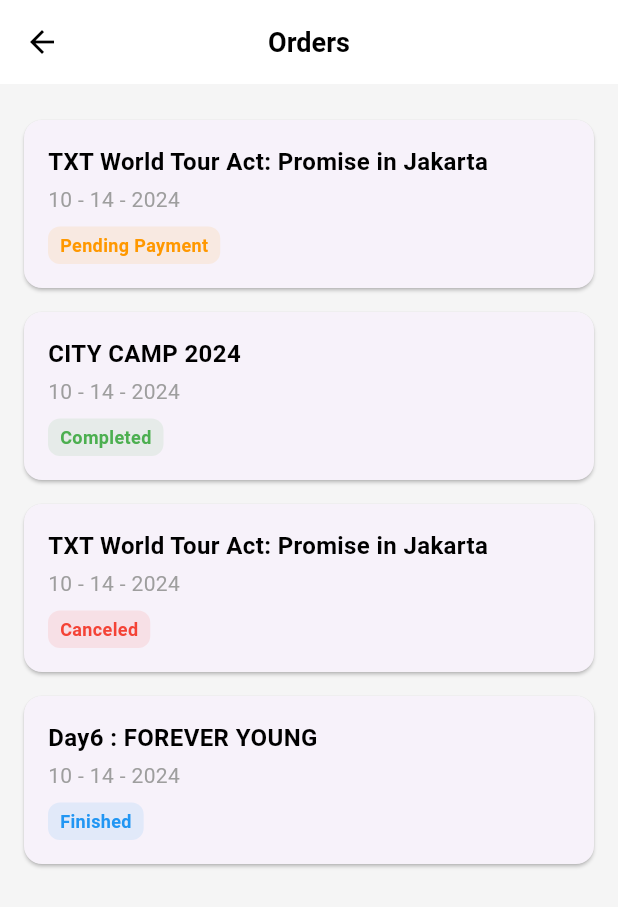
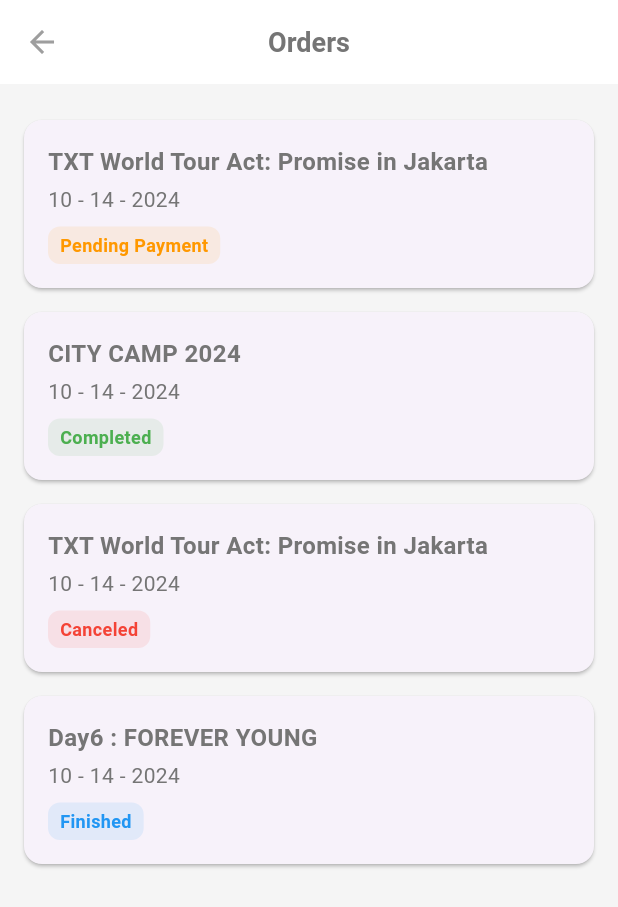
Before and after one commit to TI-3D/fest-ticketing-app, a Flutter app: the OrdersPage screen opened directly, on a phone screen of 412 x 824 dp. Shown: the top 907 px of the screen. Run offline on Flutter 3.47's test engine with Material 3 defaults, Android fonts, the phone set to English and light mode, and no system bars; our stand-ins replace dio, equatable, firebase_core, fl_chart, flutter_bloc, flutter_svg and 4 more; accounts and stored records are empty; Roboto replaces fonts that are missing (CircularStd).

Commit message:
Update orders.dart

```diff
--- a/lib/presentation/orders/screen/orders.dart
+++ b/lib/presentation/orders/screen/orders.dart
@@ -1,12 +1,29 @@
+// orders.dart
 import 'package:flutter/material.dart';
-import 'package:fest_ticketing/presentation/orders/screen/orders_detail.dart';
+import 'orders_detail.dart';
 
 class OrdersPage extends StatelessWidget {
   final List<Map<String, dynamic>> orders = [
-    {"orderId": "TXT World Tour Act: Promise in Jakarta", "date": "10 - 14 - 2024", "status": "Pending Payment"},
-    {"orderId": "CITY CAMP 2024", "date": "10 - 14 - 2024", "status": "Completed"},
-    {"orderId": "TXT World Tour Act: Promise in Jakarta", "date": "10 - 14 - 2024", "status": "Canceled"},
-    {"orderId": "Day6 : FOREVER YOUNG", "date": "10 - 14 - 2024", "status": "Finished"},
+    {
+      "orderId": "TXT World Tour Act: Promise in Jakarta",
+      "date": "10 - 14 - 2024",
+      "status": "Pending Payment"
+    },
+    {
+      "orderId": "CITY CAMP 2024",
+      "date": "10 - 14 - 2024",
+      "status": "Completed"
+    },
+    {
+      "orderId": "TXT World Tour Act: Promise in Jakarta",
+      "date": "10 - 14 - 2024",
+      "status": "Canceled"
+    },
+    {
+      "orderId": "Day6 : FOREVER YOUNG",
+      "date": "10 - 14 - 2024",
+      "status": "Finished"
+    },
   ];
 
   OrdersPage({Key? key}) : super(key: key);
@@ -19,28 +36,29 @@
         centerTitle: true,
         backgroundColor: Colors.white,
         elevation: 0,
-        titleTextStyle: const TextStyle(
-          color: Colors.black,
+        titleTextStyle: TextStyle(
+          color: Colors.grey.shade600,
           fontSize: 18,
           fontWeight: FontWeight.bold,
         ),
-        iconTheme: const IconThemeData(color: Colors.black),
+        iconTheme: const IconThemeData(color: Colors.grey),
       ),
       body: Container(
-        color: Colors.grey[100], // Background color for the page
+        color: Colors.grey[100],
         padding: const EdgeInsets.all(16),
         child: ListView.builder(
           itemCount: orders.length,
           itemBuilder: (context, index) {
             return OrderCard(
-              orderId: orders[index]['orderId'] ?? "Unknown Order", // Default value
-              date: orders[index]['date'] ?? "Unknown Date", // Default value
-              status: orders[index]['status'] ?? "Unknown Status", // Default value
+              orderId: orders[index]['orderId'] ?? "Unknown Order",
+              date: orders[index]['date'] ?? "Unknown Date",
+              status: orders[index]['status'] ?? "Unknown Status",
               onTap: () {
                 Navigator.push(
                   context,
                   MaterialPageRoute(
-                    builder: (context) => OrdersDetailPage(order: orders[index]),
+                    builder: (context) =>
+                        OrdersDetailsPage(order: orders[index]),
                   ),
                 );
               },
@@ -102,7 +120,7 @@
                 style: const TextStyle(
                   fontSize: 16,
                   fontWeight: FontWeight.bold,
-                  color: Colors.black,
+                  color: Color.fromRGBO(117, 117, 117, 1),
                 ),
               ),
               const SizedBox(height: 4),
@@ -110,7 +128,7 @@
                 date,
                 style: const TextStyle(
                   fontSize: 14,
-                  color: Colors.grey,
+                  color: Color.fromRGBO(117, 117, 117, 1),
                 ),
               ),
               const SizedBox(height: 8),
```
